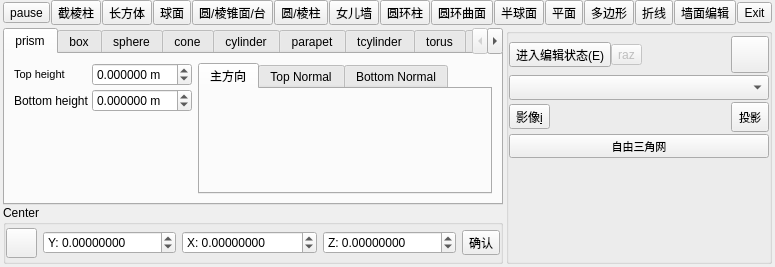
Before: the Qt Designer form qCC/ui_templates/bdr3DGeometryEditPanel.ui in StOriJimmy/CloudCompare, drawn with Qt 5.
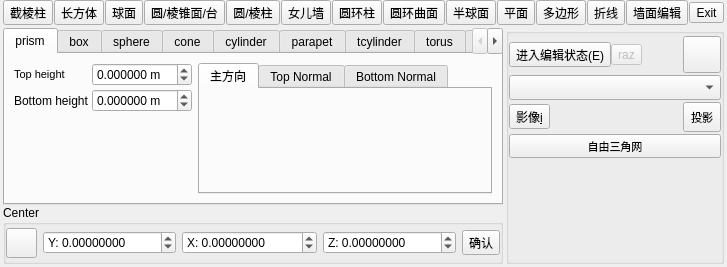
After: the same form once the commit is applied. Icons and pictures are not drawn.

```diff
--- a/qCC/ui_templates/bdr3DGeometryEditPanel.ui
+++ b/qCC/ui_templates/bdr3DGeometryEditPanel.ui
@@ -6,7 +6,7 @@
    <rect>
     <x>0</x>
     <y>0</y>
-    <width>578</width>
+    <width>617</width>
     <height>255</height>
    </rect>
   </property>
@@ -46,35 +46,6 @@
      <property name="sizeConstraint">
       <enum>QLayout::SetDefaultConstraint</enum>
      </property>
-     <item>
-      <widget class="QToolButton" name="pauseButton">
-       <property name="toolTip">
-        <string>暂停 (Space) / Esc清除所有编辑状态</string>
-       </property>
-       <property name="statusTip">
-        <string>Pause labeling</string>
-       </property>
-       <property name="text">
-        <string>pause</string>
-       </property>
-       <property name="icon">
-        <iconset resource="../icones.qrc">
-         <normaloff>:/CC/Stocker/images/stocker/play.png</normaloff>:/CC/Stocker/images/stocker/play.png</iconset>
-       </property>
-       <property name="iconSize">
-        <size>
-         <width>30</width>
-         <height>30</height>
-        </size>
-       </property>
-       <property name="checkable">
-        <bool>true</bool>
-       </property>
-       <property name="checked">
-        <bool>false</bool>
-       </property>
-      </widget>
-     </item>
      <item>
       <widget class="QToolButton" name="blockToolButton">
        <property name="mouseTracking">
```
Left out of the diff: 8 changed lines with no effect on the pictures.
